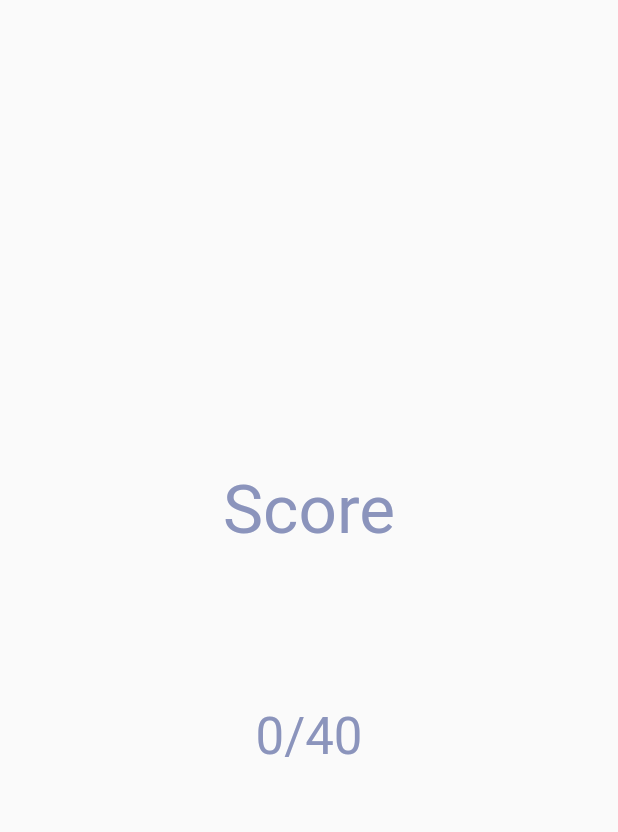
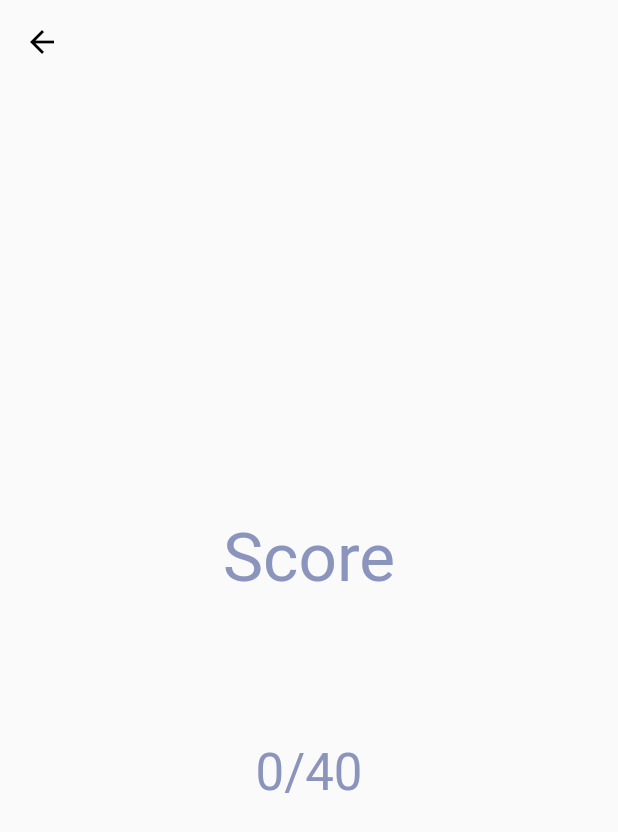
Before and after one commit to wonjongseo/toeic-voca-front, a Flutter app: the ScorePage screen opened directly, on a phone screen of 412 x 824 dp. Shown: the top 832 px of the screen. Run offline on Flutter 3.47's test engine with Material 2 defaults, Android fonts, the phone set to English and light mode, and no system bars; our stand-ins replace flutter_tts, get, sqflite; accounts and stored records are empty.

Commit message:
change appBar iconThemeColor

```diff
--- a/lib/question/quiz/quiz_page.dart
+++ b/lib/question/quiz/quiz_page.dart
@@ -16,6 +16,7 @@ class QuizPage extends StatelessWidget {
         appBar: AppBar(
           backgroundColor: Colors.transparent,
           elevation: 0,
+          iconTheme: IconThemeData(color: Colors.black),
           actions: [
             TextButton(
                 onPressed: _questionController.nextQuestion,
--- a/lib/question/score/score_page.dart
+++ b/lib/question/score/score_page.dart
@@ -13,6 +13,11 @@ class ScorePage extends StatelessWidget {
   Widget build(BuildContext context) {
     QuestionController _qnController = Get.put(QuestionController());
     return Scaffold(
+      appBar: AppBar(
+        backgroundColor: Colors.transparent,
+        elevation: 0,
+        iconTheme: IconThemeData(color: Colors.black),
+      ),
       body: Stack(
         fit: StackFit.expand,
         children: [
```
